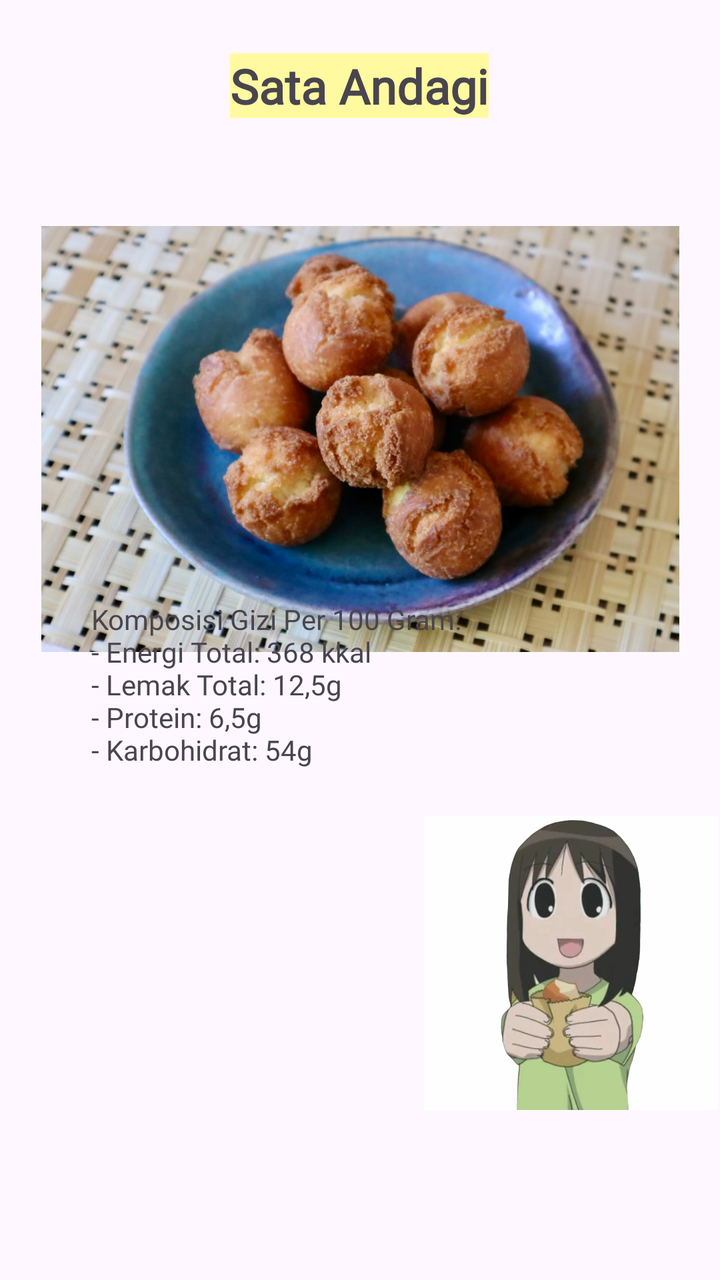
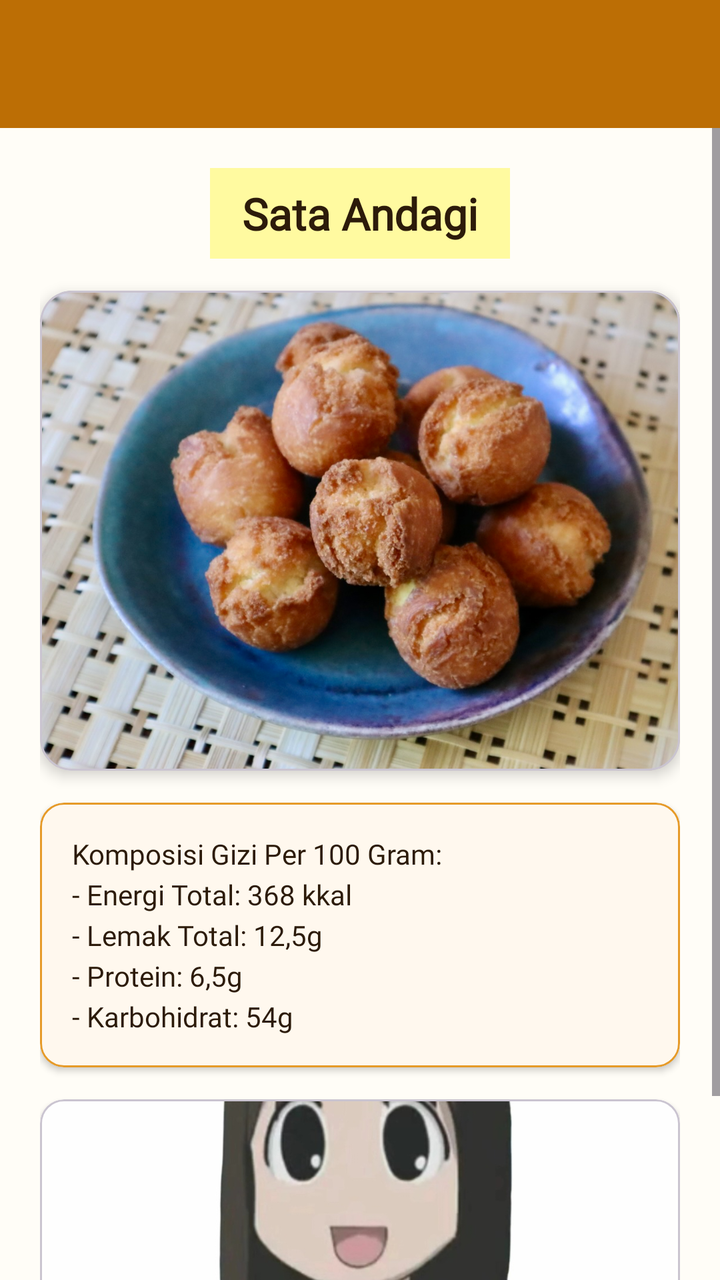

An Android layout rendered at two revisions. The XML below is the earlier revision; the diff shows what the commit changed to produce the second picture.
<!-- AndroidManifest.xml: application theme Theme.AZBSataAndagi -->
<!-- res/layout/activity_detail.xml -->
<?xml version="1.0" encoding="utf-8"?>
<androidx.constraintlayout.widget.ConstraintLayout xmlns:android="http://schemas.android.com/apk/res/android"
    xmlns:app="http://schemas.android.com/apk/res-auto"
    xmlns:tools="http://schemas.android.com/tools"
    android:id="@+id/main"
    android:layout_width="match_parent"
    android:layout_height="match_parent"
    tools:context=".pertemuan_3.DetailActivity">

    <ImageView
        android:id="@+id/imageView"
        android:layout_width="147dp"
        android:layout_height="317dp"
        app:layout_constraintBottom_toBottomOf="parent"
        app:layout_constraintEnd_toEndOf="parent"
        app:layout_constraintHorizontal_bias="0.996"
        app:layout_constraintStart_toStartOf="parent"
        app:layout_constraintTop_toTopOf="parent"
        app:layout_constraintVertical_bias="1.0"
        app:srcCompat="@drawable/sataandagi" />

    <ImageView
        android:id="@+id/imageView2"
        android:layout_width="319dp"
        android:layout_height="439dp"
        app:layout_constraintBottom_toBottomOf="parent"
        app:layout_constraintEnd_toEndOf="parent"
        app:layout_constraintStart_toStartOf="parent"
        app:layout_constraintTop_toTopOf="parent"
        app:layout_constraintVertical_bias="0.0"
        app:srcCompat="@drawable/satandagi" />

    <TextView
        android:layout_width="wrap_content"
        android:layout_height="wrap_content"
        android:text="@string/nama_snack"
        android:textSize="24sp"
        android:textStyle="bold"
        android:fontFamily="@font/jetbrains_mono_regular"
        android:background="@color/yellow"
        app:layout_constraintBottom_toBottomOf="parent"
        app:layout_constraintEnd_toEndOf="parent"
        app:layout_constraintHorizontal_bias="0.498"
        app:layout_constraintStart_toStartOf="parent"
        app:layout_constraintTop_toTopOf="parent"
        app:layout_constraintVertical_bias="0.044" />

    <TextView
        android:id="@+id/textView"
        android:layout_width="wrap_content"
        android:layout_height="wrap_content"
        android:fontFamily="@font/jetbrains_mono_regular"
        android:text="@string/gizi_snack"
        app:layout_constraintBottom_toBottomOf="parent"
        app:layout_constraintEnd_toEndOf="parent"
        app:layout_constraintHorizontal_bias="0.261"
        app:layout_constraintStart_toStartOf="parent"
        app:layout_constraintTop_toTopOf="parent"
        app:layout_constraintVertical_bias="0.54" />


</androidx.constraintlayout.widget.ConstraintLayout>
<!-- resources referenced by this layout -->
<resources>
  <color name="yellow">#FFFAA0</color>
  <!-- drawable sataandagi: jpg bitmap (drawable, 66459 bytes) -->
  <!-- drawable satandagi: jpeg bitmap (drawable, 240972 bytes) -->
  <string name="gizi_snack">Komposisi Gizi Per 100 Gram:\n- Energi Total: 368 kkal\n- Lemak Total: 12,5g\n- Protein: 6,5g\n- Karbohidrat: 54g</string>
  <string name="nama_snack">Sata Andagi</string>
  <style name="Theme.AZBSataAndagi" parent="Base.Theme.AZBSataAndagi" />
  <style name="Base.Theme.AZBSataAndagi" parent="Theme.Material3.DayNight.NoActionBar">
          
          
      </style>
</resources>

<!-- the commit's change to res/layout/activity_detail.xml (unified diff, before → after) -->
@@ -1,62 +1,102 @@
 <?xml version="1.0" encoding="utf-8"?>
-<androidx.constraintlayout.widget.ConstraintLayout xmlns:android="http://schemas.android.com/apk/res/android"
+<LinearLayout xmlns:android="http://schemas.android.com/apk/res/android"
     xmlns:app="http://schemas.android.com/apk/res-auto"
     xmlns:tools="http://schemas.android.com/tools"
     android:id="@+id/main"
     android:layout_width="match_parent"
     android:layout_height="match_parent"
-    tools:context=".pertemuan_3.DetailActivity">
+    android:background="@color/background_light"
+    android:orientation="vertical"
+    tools:context=".DetailActivity">
 
-    <ImageView
-        android:id="@+id/imageView"
-        android:layout_width="147dp"
-        android:layout_height="317dp"
-        app:layout_constraintBottom_toBottomOf="parent"
-        app:layout_constraintEnd_toEndOf="parent"
-        app:layout_constraintHorizontal_bias="0.996"
-        app:layout_constraintStart_toStartOf="parent"
-        app:layout_constraintTop_toTopOf="parent"
-        app:layout_constraintVertical_bias="1.0"
-        app:srcCompat="@drawable/sataandagi" />
+    <androidx.appcompat.widget.Toolbar
+        android:id="@+id/toolbar"
+        android:layout_width="match_parent"
+        android:layout_height="?attr/actionBarSize"
+        android:background="@color/primary"
+        app:subtitleTextColor="@color/white"
+        app:titleTextColor="@color/white" />
 
-    <ImageView
-        android:id="@+id/imageView2"
-        android:layout_width="319dp"
-        android:layout_height="439dp"
-        app:layout_constraintBottom_toBottomOf="parent"
-        app:layout_constraintEnd_toEndOf="parent"
-        app:layout_constraintStart_toStartOf="parent"
-        app:layout_constraintTop_toTopOf="parent"
-        app:layout_constraintVertical_bias="0.0"
-        app:srcCompat="@drawable/satandagi" />
+    <ScrollView
+        android:layout_width="match_parent"
+        android:layout_height="match_parent"
+        android:fillViewport="true">
 
-    <TextView
-        android:layout_width="wrap_content"
-        android:layout_height="wrap_content"
-        android:text="@string/nama_snack"
-        android:textSize="24sp"
-        android:textStyle="bold"
-        android:fontFamily="@font/jetbrains_mono_regular"
-        android:background="@color/yellow"
-        app:layout_constraintBottom_toBottomOf="parent"
-        app:layout_constraintEnd_toEndOf="parent"
-        app:layout_constraintHorizontal_bias="0.498"
-        app:layout_constraintStart_toStartOf="parent"
-        app:layout_constraintTop_toTopOf="parent"
-        app:layout_constraintVertical_bias="0.044" />
+        <LinearLayout
+            android:layout_width="match_parent"
+            android:layout_height="wrap_content"
+            android:gravity="center_horizontal"
+            android:orientation="vertical"
+            android:padding="20dp">
 
-    <TextView
-        android:id="@+id/textView"
-        android:layout_width="wrap_content"
-        android:layout_height="wrap_content"
-        android:fontFamily="@font/jetbrains_mono_regular"
-        android:text="@string/gizi_snack"
-        app:layout_constraintBottom_toBottomOf="parent"
-        app:layout_constraintEnd_toEndOf="parent"
-        app:layout_constraintHorizontal_bias="0.261"
-        app:layout_constraintStart_toStartOf="parent"
-        app:layout_constraintTop_toTopOf="parent"
-        app:layout_constraintVertical_bias="0.54" />
+            <TextView
+                android:id="@+id/tvTitleSnack"
+                android:layout_width="wrap_content"
+                android:layout_height="wrap_content"
+                android:background="@color/secondary"
+                android:fontFamily="@font/jetbrains_mono_regular"
+                android:paddingHorizontal="16dp"
+                android:paddingVertical="8dp"
+                android:text="@string/nama_snack"
+                android:textColor="@color/text_primary"
+                android:textSize="22sp"
+                android:textStyle="bold" />
 
+            <com.google.android.material.card.MaterialCardView
+                android:layout_width="match_parent"
+                android:layout_height="240dp"
+                android:layout_marginTop="16dp"
+                app:cardCornerRadius="16dp"
+                app:cardElevation="4dp">
 
-</androidx.constraintlayout.widget.ConstraintLayout>
+                <ImageView
+                    android:id="@+id/imageView2"
+                    android:layout_width="match_parent"
+                    android:layout_height="match_parent"
+                    android:contentDescription="@string/nama_snack"
+                    android:scaleType="centerCrop"
+                    app:srcCompat="@drawable/satandagi" />
+            </com.google.android.material.card.MaterialCardView>
+
+            <com.google.android.material.card.MaterialCardView
+                android:layout_width="match_parent"
+                android:layout_height="wrap_content"
+                android:layout_marginTop="16dp"
+                app:cardBackgroundColor="@color/card_background"
+                app:cardCornerRadius="12dp"
+                app:cardElevation="2dp"
+                app:strokeColor="@color/primary_light"
+                app:strokeWidth="1dp">
+
+                <TextView
+                    android:id="@+id/textView"
+                    android:layout_width="match_parent"
+                    android:layout_height="wrap_content"
+                    android:fontFamily="@font/jetbrains_mono_regular"
+                    android:lineSpacingExtra="4dp"
+                    android:padding="16dp"
+                    android:text="@string/gizi_snack"
+                    android:textColor="@color/text_primary"
+                    android:textSize="14sp" />
+            </com.google.android.material.card.MaterialCardView>
+
+            <com.google.android.material.card.MaterialCardView
+                android:layout_width="match_parent"
+                android:layout_height="180dp"
+                android:layout_marginTop="16dp"
+                app:cardCornerRadius="12dp"
+                app:cardElevation="2dp">
+
+                <ImageView
+                    android:id="@+id/imageView"
+                    android:layout_width="match_parent"
+                    android:layout_height="match_parent"
+                    android:contentDescription="@string/nama_snack"
+                    android:scaleType="centerCrop"
+                    app:srcCompat="@drawable/sataandagi" />
+            </com.google.android.material.card.MaterialCardView>
+
+        </LinearLayout>
+    </ScrollView>
+
+</LinearLayout>
<!-- resource entries referenced after the edit -->
@@ -1,14 +1,27 @@
 <!-- resources referenced by this layout -->
 <resources>
-  <color name="yellow">#FFFAA0</color>
+  <color name="background_light">#FFFDF7</color>
+  <color name="card_background">#FFF8EE</color>
+  <color name="primary">#BC6E05</color>
+  <color name="primary_light">#E69A28</color>
+  <color name="secondary">#FFFAA0</color>
+  <color name="text_primary">#2C1B0A</color>
+  <color name="white">#FFFFFFFF</color>
   <!-- drawable sataandagi: jpg bitmap (drawable, 66459 bytes) -->
   <!-- drawable satandagi: jpeg bitmap (drawable, 240972 bytes) -->
   <string name="gizi_snack">Komposisi Gizi Per 100 Gram:\n- Energi Total: 368 kkal\n- Lemak Total: 12,5g\n- Protein: 6,5g\n- Karbohidrat: 54g</string>
   <string name="nama_snack">Sata Andagi</string>
   <style name="Theme.AZBSataAndagi" parent="Base.Theme.AZBSataAndagi" />
   <style name="Base.Theme.AZBSataAndagi" parent="Theme.Material3.DayNight.NoActionBar">
-          
-          
+          <item name="colorPrimary">@color/primary</item>
+          <item name="colorOnPrimary">@color/white</item>
+          <item name="colorPrimaryContainer">@color/primary_light</item>
+          <item name="colorSecondary">@color/accent</item>
+          <item name="colorOnSecondary">@color/white</item>
+          <item name="android:windowBackground">@color/background_light</item>
+          <item name="android:statusBarColor">@color/primary_dark</item>
       </style>
+  <color name="accent">#E67E22</color>
+  <color name="primary_dark">#8C4F00</color>
 </resources>
 
